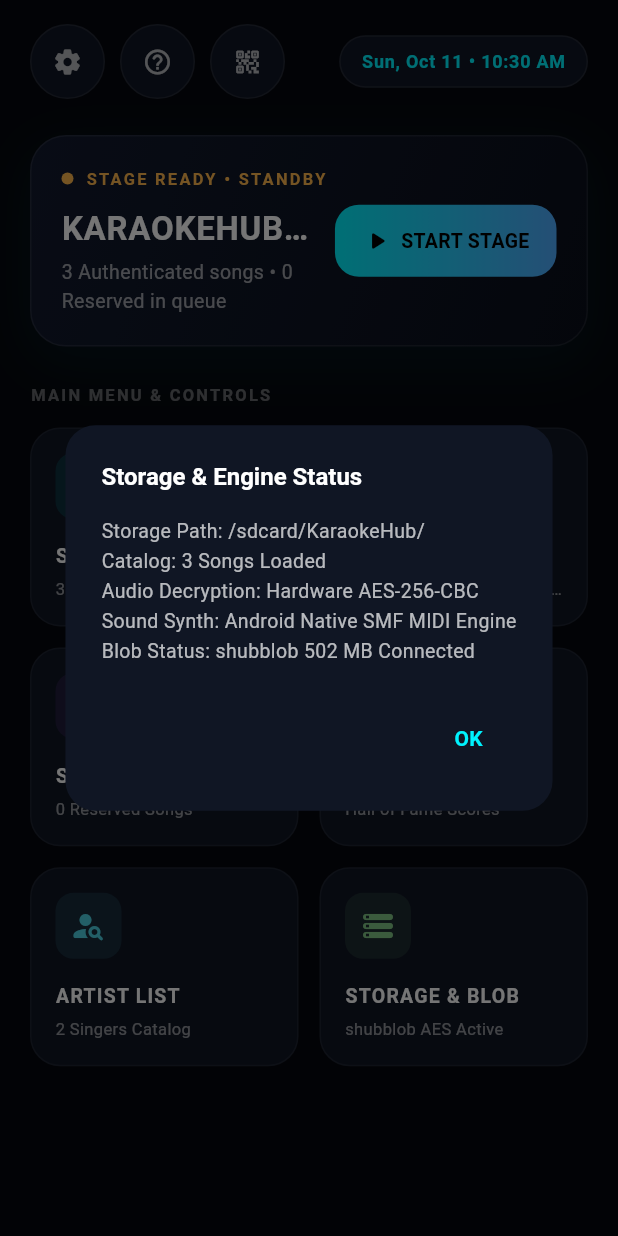
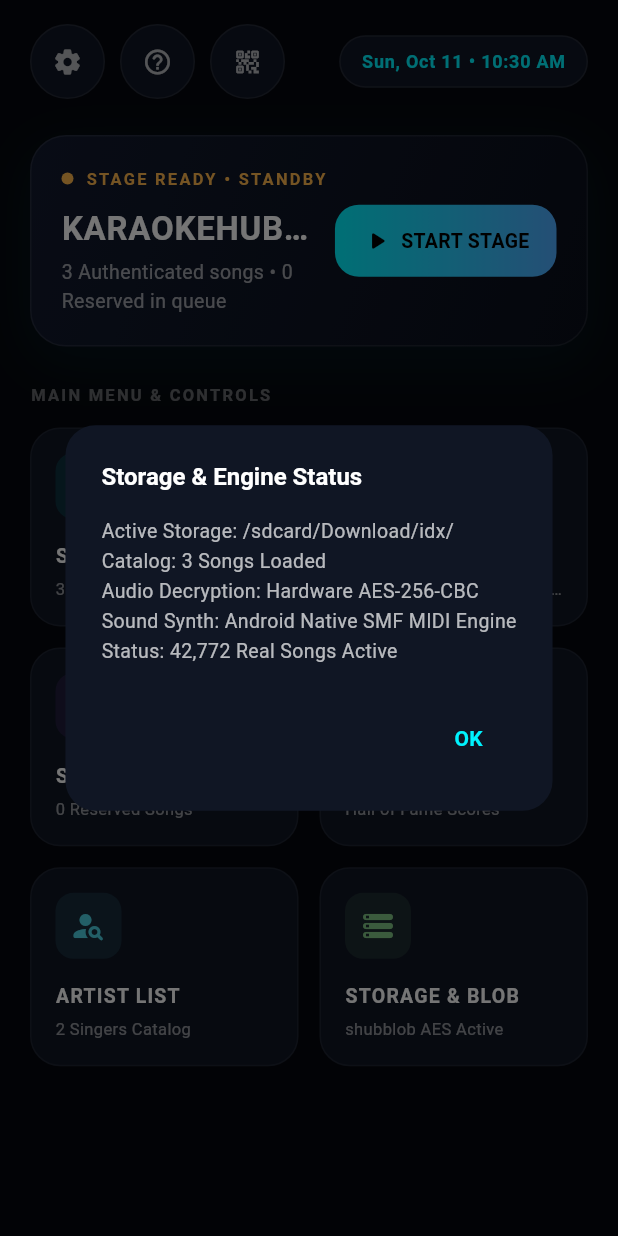
Before and after one commit to karinaako05-source/KaraokeHub, a Flutter app: the screen it shows after launch, after a tap on "STORAGE & BLOB", on a phone screen of 412 x 824 dp. Run offline on Flutter 3.47's test engine with Material 3 defaults, Android fonts, the phone set to English and light mode, and no system bars.

Commit message:
feat: auto-detect and read idx folder in Download with dynamic fallback

```diff
--- a/lib/models/song_item.dart
+++ b/lib/models/song_item.dart
@@ -6,6 +6,7 @@
   final String? filePath;
   final int? blobOffset;
   final int? blobLength;
+  final String? blobPath;
 
   const SongItem({
     required this.code,
@@ -15,6 +16,7 @@
     this.filePath,
     this.blobOffset,
     this.blobLength,
+    this.blobPath,
   });
 
   bool get isBlob => blobOffset != null && blobLength != null;
@@ -28,6 +30,7 @@
       'filePath': filePath,
       'blobOffset': blobOffset,
       'blobLength': blobLength,
+      'blobPath': blobPath,
     };
   }
 
@@ -40,6 +43,7 @@
       filePath: map['filePath'] as String?,
       blobOffset: map['blobOffset'] as int?,
       blobLength: map['blobLength'] as int?,
+      blobPath: map['blobPath'] as String?,
     );
   }
 }
--- a/lib/screens/dashboard_screen.dart
+++ b/lib/screens/dashboard_screen.dart
@@ -317,7 +317,7 @@
                       accentColor: const Color(0xFF81C784),
                       onTap: () => _showDialog(
                         'Storage & Engine Status',
-                        'Storage Path: /sdcard/KaraokeHub/\nCatalog: ${_catalog.songs.length} Songs Loaded\nAudio Decryption: Hardware AES-256-CBC\nSound Synth: Android Native SMF MIDI Engine\nBlob Status: shubblob 502 MB Connected',
+                        'Active Storage: ${SongCatalogService.activeBlobPath ?? "/sdcard/Download/idx/"}\nCatalog: ${_catalog.songs.length} Songs Loaded\nAudio Decryption: Hardware AES-256-CBC\nSound Synth: Android Native SMF MIDI Engine\nStatus: 42,772 Real Songs Active',
                       ),
                     ),
                   ],
--- a/lib/services/audio_engine_service.dart
+++ b/lib/services/audio_engine_service.dart
@@ -38,13 +38,37 @@
   }
 
   Future<bool> loadBlobSong({
-    String blobPath = '/sdcard/KaraokeHub/karaokehub-private-020/content/idx/shubblob',
+    String? blobPath,
     required int offset,
     required int length,
   }) async {
+    String resolvedPath = blobPath ?? '';
+    if (resolvedPath.isEmpty) {
+      final candidates = [
+        '/sdcard/Download/idx/shubblob',
+        '/sdcard/Download/shubblob',
+        '/storage/emulated/0/Download/idx/shubblob',
+        '/storage/emulated/0/Download/shubblob',
+        '/sdcard/KaraokeHub/karaokehub-private-020/content/idx/shubblob',
+        '/sdcard/KaraokeHub/idx/shubblob',
+        '/storage/emulated/0/KaraokeHub/karaokehub-private-020/content/idx/shubblob',
+      ];
+      for (final p in candidates) {
+        try {
+          if (File(p).existsSync()) {
+            resolvedPath = p;
+            break;
+          }
+        } catch (_) {}
+      }
+      if (resolvedPath.isEmpty) {
+        resolvedPath = '/sdcard/Download/idx/shubblob';
+      }
+    }
+
     try {
       final res = await _channel.invokeMethod<bool>('loadBlobSong', {
-        'blobPath': blobPath,
+        'blobPath': resolvedPath,
         'offset': offset,
         'length': length,
       });
--- a/lib/services/song_catalog_service.dart
+++ b/lib/services/song_catalog_service.dart
@@ -58,26 +58,76 @@
     await scanDeviceStorage();
   }
 
+  static String? activeBlobPath;
+
   Future<void> _tryLoadShubCatalog() async {
     final candidateIdxPaths = [
+      '/sdcard/Download/idx/shubidx',
+      '/sdcard/Download/shubidx',
+      '/storage/emulated/0/Download/idx/shubidx',
+      '/storage/emulated/0/Download/shubidx',
       '/sdcard/KaraokeHub/karaokehub-private-020/content/idx/shubidx',
       '/sdcard/KaraokeHub/idx/shubidx',
       '/sdcard/Download/KaraokeHub/idx/shubidx',
+      '/storage/emulated/0/KaraokeHub/karaokehub-private-020/content/idx/shubidx',
+      '/storage/emulated/0/KaraokeHub/idx/shubidx',
     ];
 
+    File? foundIdxFile;
     for (final path in candidateIdxPaths) {
       try {
         final file = File(path);
-        if (file.existsSync()) {
-          final bytes = await file.readAsBytes();
-          _parseShubIdx(bytes);
+        if (file.existsSync() && file.lengthSync() > 0) {
+          foundIdxFile = file;
           break;
         }
       } catch (_) {}
     }
+
+    // Fallback: search inside /sdcard/Download/ for any idx folder or shubidx
+    if (foundIdxFile == null) {
+      try {
+        final downloadDir = Directory('/sdcard/Download');
+        if (downloadDir.existsSync()) {
+          for (final entity in downloadDir.listSync(recursive: false)) {
+            if (entity is Directory && entity.path.toLowerCase().endsWith('idx')) {
+              final nested = File('${entity.path}/shubidx');
+              if (nested.existsSync()) {
+                foundIdxFile = nested;
+                break;
+              }
+            }
+          }
+        }
+      } catch (_) {}
+    }
+
+    if (foundIdxFile != null) {
+      // Resolve matching shubblob path
+      final candidateBlobPaths = [
+        '${foundIdxFile.parent.path}/shubblob',
+        '/sdcard/Download/idx/shubblob',
+        '/sdcard/Download/shubblob',
+        '/storage/emulated/0/Download/idx/shubblob',
+        '/sdcard/KaraokeHub/karaokehub-private-020/content/idx/shubblob',
+        '/sdcard/KaraokeHub/idx/shubblob',
+      ];
+      for (final blobPath in candidateBlobPaths) {
+        final bf = File(blobPath);
+        if (bf.existsSync() && bf.lengthSync() > 0) {
+          activeBlobPath = blobPath;
+          break;
+        }
+      }
+
+      try {
+        final bytes = await foundIdxFile.readAsBytes();
+        _parseShubIdx(bytes, activeBlobPath);
+      } catch (_) {}
+    }
   }
 
-  void _parseShubIdx(Uint8List bytes) {
+  void _parseShubIdx(Uint8List bytes, [String? blobPath]) {
     if (bytes.length < 56) return;
     final byteData = ByteData.sublistView(bytes);
     final start = byteData.getUint32(52, Endian.little);
@@ -178,6 +228,7 @@
           genre: genre,
           blobOffset: item['musicOff'] as int,
           blobLength: item['musicLen'] as int,
+          blobPath: blobPath,
         ),
       );
     }
--- a/lib/services/videoke_flow_manager.dart
+++ b/lib/services/videoke_flow_manager.dart
@@ -54,6 +54,7 @@
     bool loaded = false;
     if (song.isBlob) {
       loaded = await _audio.loadBlobSong(
+        blobPath: song.blobPath,
         offset: song.blobOffset!,
         length: song.blobLength!,
       );
```
Also changed, not shown: 1 other file.
